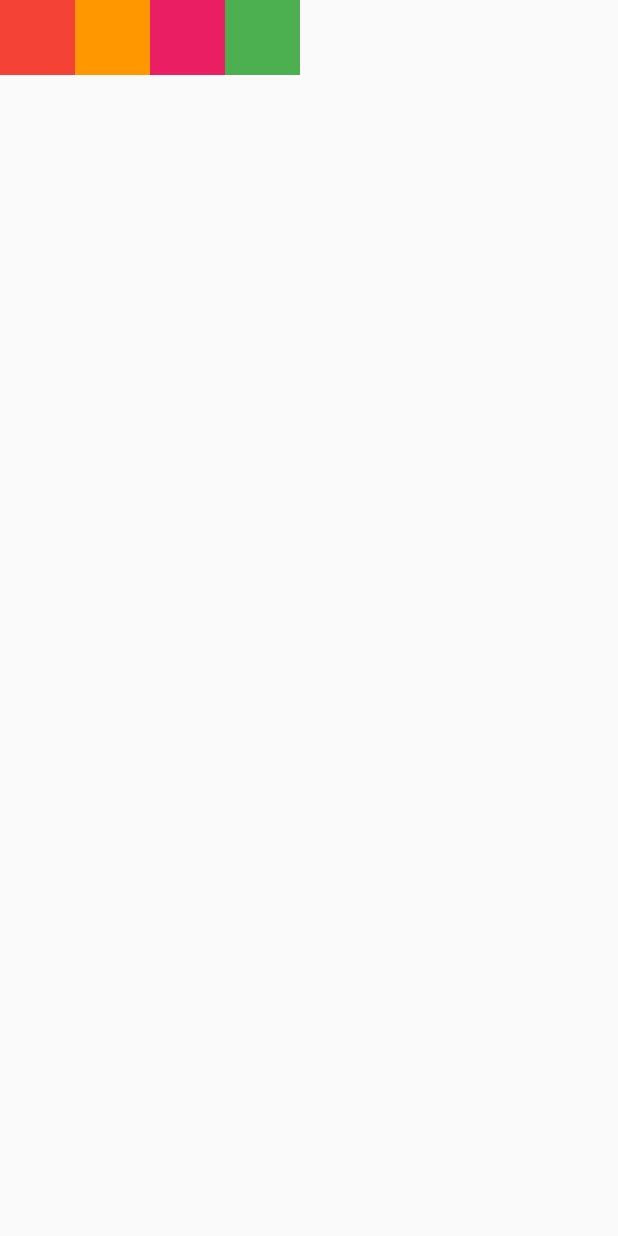
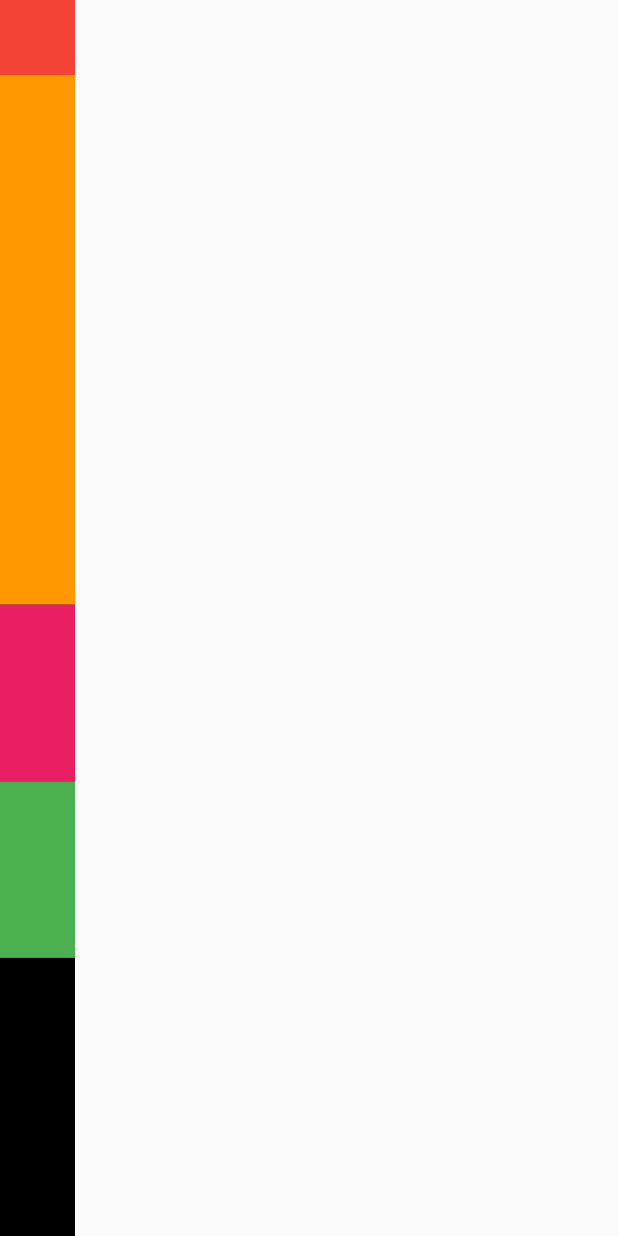
Before and after one commit to eastshine94/flutter_basics, a Flutter app: the screen it shows after launch, on a phone screen of 412 x 824 dp. Run offline on Flutter 3.47's test engine with Material 2 defaults, Android fonts, the phone set to English and light mode, and no system bars.

Commit message:
Expanded & Flexible

```diff
--- a/row_and_column/lib/screen/home_screen.dart
+++ b/row_and_column/lib/screen/home_screen.dart
@@ -12,7 +12,7 @@ class HomeScreen extends StatelessWidget {
         color: Colors.black,
         // width: MediaQuery.of(context).size.width,
         // height: MediaQuery.of(context).size.height,
-        child: Row(
+        child: Column(
           /**
            * mainAxisAlignment - 주축 정렬
            * start: 시작
@@ -36,27 +36,42 @@ class HomeScreen extends StatelessWidget {
            * max: 최대
            * min: 최소
            */
-          mainAxisSize: MainAxisSize.min,
+          mainAxisSize: MainAxisSize.max,
           children: [
-            Container(
+            /**
+             * Expanded: 남아있는 공간을 나눠먹음
+             * - flex: 나눠먹는 비율
+             * Flexible: 가진 영역 중 설정한 높이, 넓이만큼만 가지고 남아있는 공간을 버림
+             */
+            Flexible(
+              flex: 2,
+              child: Container(
                 color: Colors.red,
                 width: 50.0,
                 height: 50.0,
               ),
-            Container(
+            ),
+            Expanded(
+              flex: 3,
+              child: Container(
                 color: Colors.orange,
                 width: 50.0,
                 height: 50.0,
               ),
-            Container(
+            ),
+            Expanded(
+              child: Container(
                 color: Colors.pink,
                 width: 50.0,
                 height: 50.0,
               ),
-            Container(
+            ),
+            Expanded(
+              child: Container(
                 color: Colors.green,
                 width: 50.0,
                 height: 50.0,
+              ),
             )
           ],
         ),
```
Lines whose indentation alone changed are shown as unchanged.
